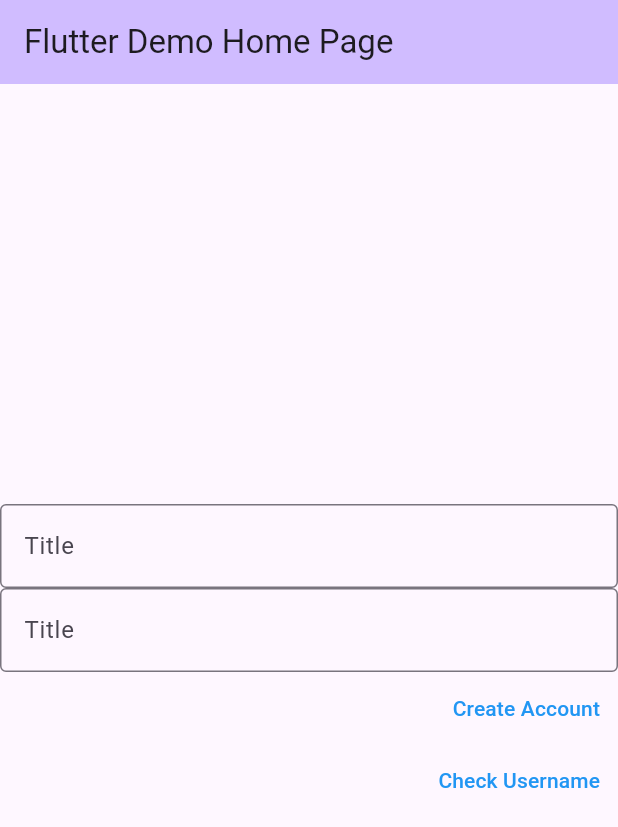
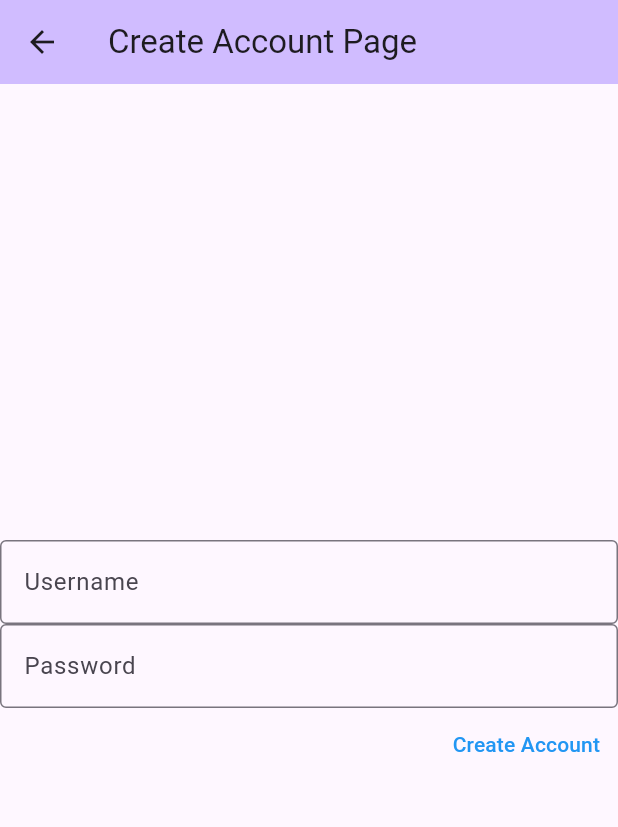
Before and after one commit to marcsaffold17/GetFitApp, a Flutter app: the screen it shows after launch, after a tap on "Create Account", on a phone screen of 412 x 824 dp. Shown: the top 827 px of the screen. Run offline on Flutter 3.47's test engine with Material 3 defaults, Android fonts, the phone set to English and light mode, and no system bars; our stand-ins replace cloud_firestore, firebase_core; accounts and stored records are empty.

Commit message:
Changed to MVP format
Also made buttons for login and create account and if info is correct it takes you to the homepage

```diff
--- a/get_fit_app/lib/main.dart
+++ b/get_fit_app/lib/main.dart
@@ -1,168 +1,22 @@
 import 'package:flutter/material.dart';
-import 'view/view.dart';
+import 'package:firebase_core/firebase_core.dart';
+import 'view/login_view.dart';
 
-import 'package:flutter/material.dart';
-import 'package:cloud_firestore/cloud_firestore.dart';
-import 'package:firebase_core/firebase_core.dart';
-
-void main() {
+void main() async {
+  WidgetsFlutterBinding.ensureInitialized();
+  await Firebase.initializeApp();
   runApp(const MyApp());
 }
 
 class MyApp extends StatelessWidget {
-  const MyApp({Key? key}) : super(key : key);
+  const MyApp({Key? key}) : super(key: key);
 
-  // This widget is the root of your application.
   @override
   Widget build(BuildContext context) {
-    return FutureBuilder(
-      future: Firebase.initializeApp(),
-      builder: (context,snapshot)
-      {
-        if(snapshot.hasError)
-        {
-          print("Couldn't Connect");
-        }
-        if(snapshot.connectionState == ConnectionState.done)
-        {
-          return MaterialApp(
-            title: 'Flutter Demo',
-            theme: ThemeData(
-              primarySwatch: Colors.blue,
-            ),
-            home: const MyHomePage(title: 'Flutter Demo Home Page'),
-          );
-        }
-        Widget loading = MaterialApp();
-        return loading;
-      }
+    return MaterialApp(
+      title: 'Flutter MVP Demo',
+      theme: ThemeData(primarySwatch: Colors.blue),
+      home: LoginButtonPage(),
     );
   }
 }
-
-class MyHomePage extends StatefulWidget {
-  const MyHomePage({super.key, required this.title});
-
-  // This widget is the home page of your application. It is stateful, meaning
-  // that it has a State object (defined below) that contains fields that affect
-  // how it looks.
-
-  // This class is the configuration for the state. It holds the values (in this
-  // case the title) provided by the parent (in this case the App widget) and
-  // used by the build method of the State. Fields in a Widget subclass are
-  // always marked "final".
-
-  final String title;
-
-  @override
-  State<MyHomePage> createState() => _MyHomePageState();
-}
-
-class _MyHomePageState extends State<MyHomePage> {
-
-  /*Access Firestrore collecion of Login-Info and then made a createAccount Function to set the document name to the username
-    and then save the password in that document for that username*/
-  final databaseReference = FirebaseFirestore.instance.collection("Login-Info");
-  final userNameText = TextEditingController();
-  final passWordText = TextEditingController();
-  FirebaseFirestore db = FirebaseFirestore.instance;
-
-  void createAccount(String username, String password)
-  {
-    databaseReference.doc(username).set({"Password": password});
-  }
-  int _counter = 0;
-
-  //Function Checks if a username (aka Document) exits in the firebase
-  void checkUsername(String username, String password)
-  {
-    var docRef = db.collection("Login-Info").doc(username);
-    docRef.get().then((doc) => {
-      if(doc.exists)
-      {
-        print("works"),
-        checkPassword(username,password)
-      }
-      else
-      {
-        print("Invalid Username/Password")
-      }
-    });
-  }
-
-  //Checks if inputed password is the correct one tied to the username on the database
-  Future<dynamic> checkPassword(String username, String password) async {
-    DocumentSnapshot ds = await db.collection("Login-Info").doc(username).get();
-    String Password = ds.get("Password").toString();
-    print(Password);
-    if (Password == password)
-    {
-      print("Correct Password");
-      return true;
-    }
-    else
-    {
-      print("Incorrect");
-      return false;
-    }
-  }
-
-
-  void _incrementCounter() {
-    setState(() {
-      _counter++;
-    });
-  }
-
-  @override
-  Widget build(BuildContext context) {
-    return Scaffold(
-      appBar: AppBar(
-        backgroundColor: Theme.of(context).colorScheme.inversePrimary,
-        title: Text(widget.title),
-      ),
-      body: Center(
-        child: Column(
-          mainAxisAlignment: MainAxisAlignment.center,
-          crossAxisAlignment: CrossAxisAlignment.end,
-              children: [
-                TextField(
-                  controller: userNameText,
-                  decoration: const InputDecoration(
-                  border: OutlineInputBorder(),
-                  hintText: 'Title',
-                  ),
-                ),
-                TextField(
-                  controller: passWordText,
-                  decoration: const InputDecoration(
-                  border: OutlineInputBorder(),
-                  hintText: 'Title',
-                  ),
-                ),
-                TextButton(
-                  style: TextButton.styleFrom(
-                    foregroundColor: Colors.blue,
-                  ),
-                  onPressed: ()
-                  {
-                    createAccount(userNameText.text,passWordText.text);;
-                  },
-                  child: Text('Create Account'),
-                ),
-                TextButton(
-                  style: TextButton.styleFrom(
-                    foregroundColor: Colors.blue,
-                  ),
-                  onPressed: ()
-                  {
-                    checkUsername(userNameText.text,passWordText.text);
-                  },
-                  child: Text('Check Username'),
-                )
-              ],
-        ),
-      ),
-    );
-  }
-}
--- /dev/null
+++ b/get_fit_app/lib/model/auth_model.dart
@@ -0,0 +1,47 @@
+import 'package:cloud_firestore/cloud_firestore.dart';
+
+class AuthModel
+{
+  final FirebaseFirestore db = FirebaseFirestore.instance;
+  final databaseReference = FirebaseFirestore.instance.collection("Login-Info");
+
+  Future<void> createAccount(String username, String password) async
+  {
+    databaseReference.doc(username).set({"Password": password});
+  }
+
+  Future<bool> CheckAccountInfo(String username, String password) async
+  {
+    var docRef = db.collection("Login-Info").doc(username);
+    var doc = await docRef.get();
+
+      if(doc.exists)
+      {
+        print("works");
+        bool isValid = await checkPassword(username,password);
+        return isValid;
+      }
+      else
+      {
+        print("Invalid Username/Password");
+        return false;
+      }
+    }
+  }
+
+  Future<bool> checkPassword(String username, String password) async {
+    final FirebaseFirestore db = FirebaseFirestore.instance;
+    DocumentSnapshot ds = await db.collection("Login-Info").doc(username).get();
+    String Password = ds.get("Password").toString();
+    print(Password);
+    if (Password == password)
+    {
+      print("Correct Password");
+      return true;
+    }
+    else
+    {
+      print("Incorrect");
+      return false;
+    }
+  }
--- /dev/null
+++ b/get_fit_app/lib/presenter/login_presenter.dart
@@ -0,0 +1,37 @@
+import '../model/auth_model.dart';
+
+abstract class LoginView {
+  void showSuccess(String message);
+  void showError(String message);
+}
+
+class LoginPresenter {
+  final AuthModel _authModel;
+  final LoginView _view;
+
+  LoginPresenter(this._view) : _authModel = AuthModel();
+
+  void createAccount(String username, String password) {
+    _authModel.createAccount(username, password).then((_) {
+      _view.showSuccess("Account created successfully");
+    }).catchError((error) {
+      _view.showError("Couldn't create account");
+    });
+  }
+
+Future<bool> CheckAccountInfo(String username, String password) async {
+  try {
+    bool isValid = await _authModel.CheckAccountInfo(username, password);
+    if (isValid) {
+      _view.showSuccess("Correct Password");
+      return true;
+    } else {
+      _view.showError("Invalid Username/Password");
+      return false;
+    }
+  } catch (error) {
+    _view.showError("Error checking account");
+    return false; // Ensure a return value even if an error occurs
+  }
+}
+}
--- a/get_fit_app/lib/presenter/presenter.dart
+++ /dev/null
@@ -1 +0,0 @@
-import '../model/model.dart';
--- /dev/null
+++ b/get_fit_app/lib/view/login_view.dart
@@ -0,0 +1,197 @@
+import 'package:flutter/material.dart';
+import '../presenter/login_presenter.dart';
+
+
+class LoginButtonPage extends StatelessWidget {
+  @override
+  Widget build(BuildContext context) {
+    return Scaffold(
+      appBar: AppBar(title: const Text('Welcome')),
+      body: Center(
+        child: Column(
+          mainAxisAlignment: MainAxisAlignment.center,
+          children: [
+           ElevatedButton(
+            onPressed: () {
+              // Navigate to the login page
+              Navigator.push(
+                context,
+                MaterialPageRoute(builder: (context) => const MyCreateAccountPage(title: 'Create Account Page')),
+              );
+            },
+            child: const Text('Create Account'),
+          ),
+          ElevatedButton(
+            onPressed: () {
+              // Navigate to the login page
+              Navigator.push(
+                context,
+                MaterialPageRoute(builder: (context) => const MyLoginPage(title: 'Login Page')),
+              );
+            },
+            child: const Text('Login'),
+          ),
+          ]
+      ),
+    ));
+  }
+}
+
+class MyLoginPage extends StatefulWidget {
+  const MyLoginPage({super.key, required this.title});
+  final String title;
+
+  @override
+  LoginPage createState() => LoginPage();
+}
+
+class LoginPage extends State<MyLoginPage> implements LoginView
+{
+  late LoginPresenter presenter;
+  final userNameText = TextEditingController();
+  final passWordText = TextEditingController();
+
+  @override
+  void initState() {
+    super.initState();
+    presenter = LoginPresenter(this);
+  }
+
+  @override
+  void showSuccess(String message) {
+    ScaffoldMessenger.of(context).showSnackBar(SnackBar(content: Text(message, style: const TextStyle(color: Colors.green))));
+  }
+
+  @override
+  void showError(String message) {
+    ScaffoldMessenger.of(context).showSnackBar(SnackBar(content: Text(message, style: const TextStyle(color: Colors.red))));
+  }
+
+  @override
+  Widget build(BuildContext context) {
+    return Scaffold(
+      appBar: AppBar(
+        backgroundColor: Theme.of(context).colorScheme.inversePrimary,
+        title: Text(widget.title),
+      ),
+      body: Center(
+        child: Column(
+          mainAxisAlignment: MainAxisAlignment.center,
+          crossAxisAlignment: CrossAxisAlignment.end,
+          children: [
+            TextField(
+              controller: userNameText,
+              decoration: const InputDecoration(border: OutlineInputBorder(), hintText: 'Username'),
+            ),
+            TextField(
+              controller: passWordText,
+              decoration: const InputDecoration(border: OutlineInputBorder(), hintText: 'Password'),
+            ),
+            TextButton(
+              style: TextButton.styleFrom(foregroundColor: Colors.blue),
+              onPressed: () async{
+                bool isValid = await presenter.CheckAccountInfo(userNameText.text, passWordText.text);
+                if(isValid)
+                {
+                  print("works");
+                  Navigator.push(
+                  context,
+                  MaterialPageRoute(builder: (context) => const MyHomePage(title: 'Home Page')),
+                  );
+                }
+              },
+
+              child: const Text('Check Login Info'),
+            ),
+          ],
+        ),
+      ),
+    );
+  }
+}
+
+class MyCreateAccountPage extends StatefulWidget {
+  const MyCreateAccountPage({super.key, required this.title});
+  final String title;
+
+  @override
+  CreateAccountPage createState() => CreateAccountPage();
+}
+
+class CreateAccountPage extends State<MyCreateAccountPage> implements LoginView
+{
+  late LoginPresenter presenter;
+  final userNameText = TextEditingController();
+  final passWordText = TextEditingController();
+
+  @override
+  void initState() {
+    super.initState();
+    presenter = LoginPresenter(this);
+  }
+
+  @override
+  void showSuccess(String message) {
+    ScaffoldMessenger.of(context).showSnackBar(SnackBar(content: Text(message, style: const TextStyle(color: Colors.green))));
+  }
+
+  @override
+  void showError(String message) {
+    ScaffoldMessenger.of(context).showSnackBar(SnackBar(content: Text(message, style: const TextStyle(color: Colors.red))));
+  }
+
+  @override
+  Widget build(BuildContext context) {
+    return Scaffold(
+      appBar: AppBar(
+        backgroundColor: Theme.of(context).colorScheme.inversePrimary,
+        title: Text(widget.title),
+      ),
+      body: Center(
+        child: Column(
+          mainAxisAlignment: MainAxisAlignment.center,
+          crossAxisAlignment: CrossAxisAlignment.end,
+          children: [
+            TextField(
+              controller: userNameText,
+              decoration: const InputDecoration(border: OutlineInputBorder(), hintText: 'Username'),
+            ),
+            TextField(
+              controller: passWordText,
+              decoration: const InputDecoration(border: OutlineInputBorder(), hintText: 'Password'),
+            ),
+            TextButton(
+              style: TextButton.styleFrom(foregroundColor: Colors.blue),
+              onPressed: () {
+                presenter.createAccount(userNameText.text, passWordText.text);
+              },
+              child: const Text('Create Account'),
+            ),
+          ],
+        ),
+      ),
+    );
+  }
+}
+
+class MyHomePage extends StatefulWidget {
+  const MyHomePage({super.key, required this.title});
+  final String title;
+
+  @override
+  _MyHomePageState createState() => _MyHomePageState();
+}
+
+class _MyHomePageState extends State<MyHomePage> {
+  @override
+  Widget build(BuildContext context) {
+    return Scaffold(
+      appBar: AppBar(
+        title: Text(widget.title),
+      ),
+      body: const Center(
+        child: Text("Welcome to My Home Page"),
+      ),
+    );
+  }
+}
--- a/get_fit_app/lib/view/view.dart
+++ /dev/null
@@ -1 +0,0 @@
-import '../presenter/presenter.dart';
```
Also changed, not shown: get_fit_app/lib/model/model.dart (deleted).
